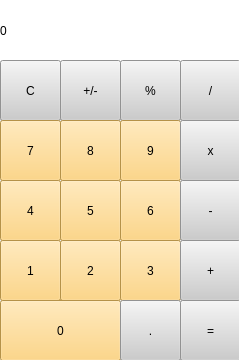
The window that interface.ui (irembagcivan/Calculator) describes before a commit, drawn with Qt 5.
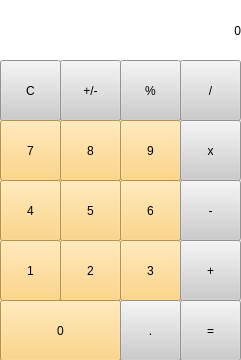
The same window after the commit.

Patch:
```diff
--- a/interface.ui
+++ b/interface.ui
@@ -6,7 +6,7 @@
    <rect>
     <x>0</x>
     <y>0</y>
-    <width>239</width>
+    <width>241</width>
     <height>360</height>
    </rect>
   </property>
@@ -32,6 +32,9 @@
     <property name="text">
      <string>0</string>
     </property>
+    <property name="alignment">
+     <set>Qt::AlignRight|Qt::AlignTrailing|Qt::AlignVCenter</set>
+    </property>
    </widget>
    <widget class="QPushButton" name="pushButton">
     <property name="geometry">
@@ -171,7 +174,7 @@
      <string>9</string>
     </property>
    </widget>
-   <widget class="QPushButton" name="pushButton_7">
+   <widget class="QPushButton" name="pushButton_bol">
     <property name="geometry">
      <rect>
       <x>180</x>
@@ -194,7 +197,7 @@
      <string>/</string>
     </property>
    </widget>
-   <widget class="QPushButton" name="pushButton_8">
+   <widget class="QPushButton" name="pushButton_carp">
     <property name="geometry">
      <rect>
       <x>180</x>
```
Left out of the diff: 34 changed lines with no effect on the pictures.
